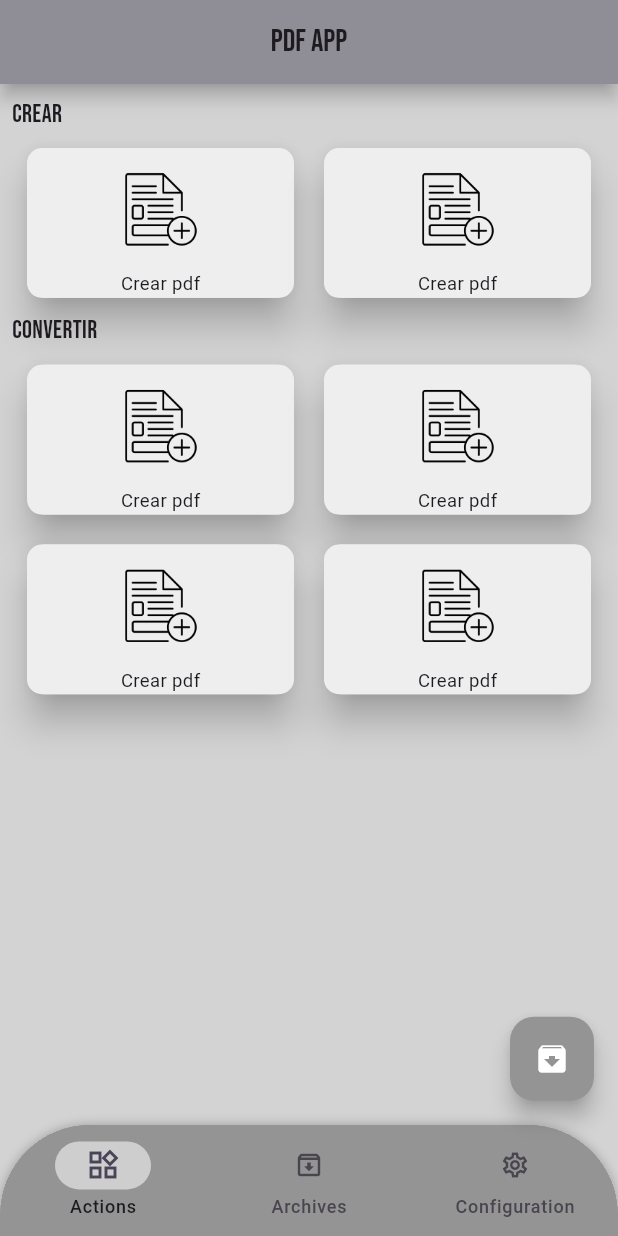
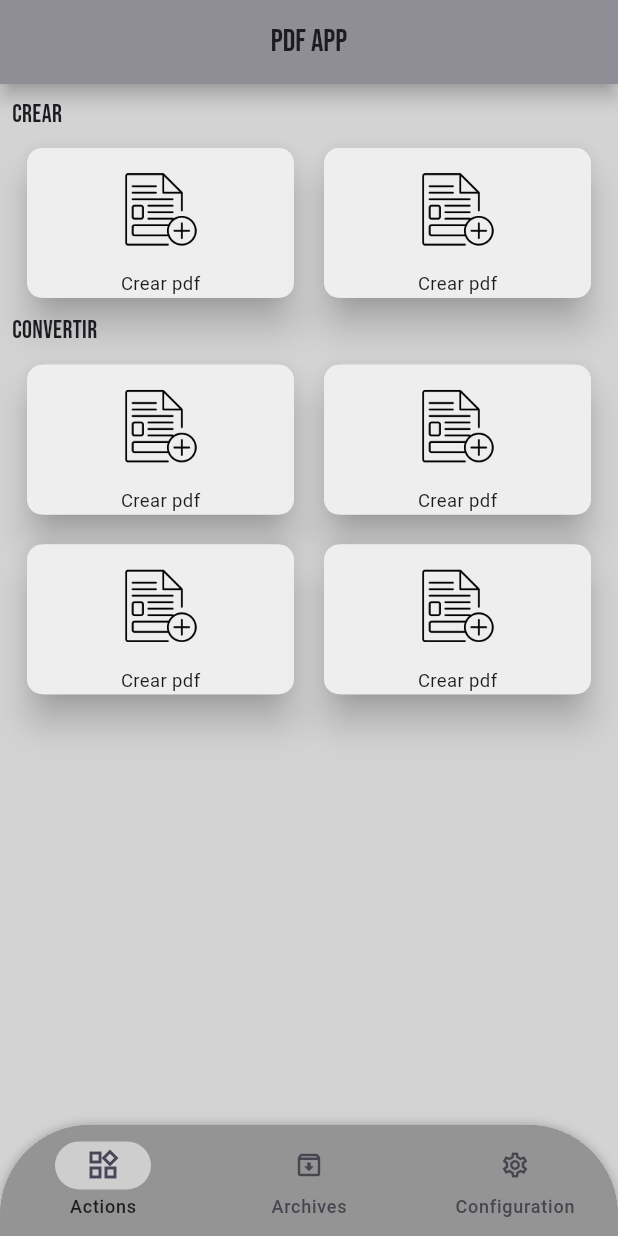
Before and after one commit to Kross26/app_pdf, a Flutter app: the screen it shows after launch, on a phone screen of 412 x 824 dp. Run offline on Flutter 3.47's test engine with Material 3 defaults, Android fonts, the phone set to English and light mode, and no system bars; our stand-ins replace go_router.

Commit message:
elevatedbottom deleted

```diff
--- a/lib/ui/pages/screens/home_screen.dart
+++ b/lib/ui/pages/screens/home_screen.dart
@@ -31,10 +31,10 @@ class _HomeScreenState extends State<HomeScreen> {
       const ConfigurationView()
     ];
     return Scaffold(
-      floatingActionButton: FloatingButton(
-        onPressed: () {},
-        icon: Icons.archive,
-      ),
+      // floatingActionButton: FloatingButton(
+      //   onPressed: () {},
+      //   icon: Icons.archive,
+      // ),
       backgroundColor: Colors.white,
       appBar: AppBar(
         title: Center(
```
